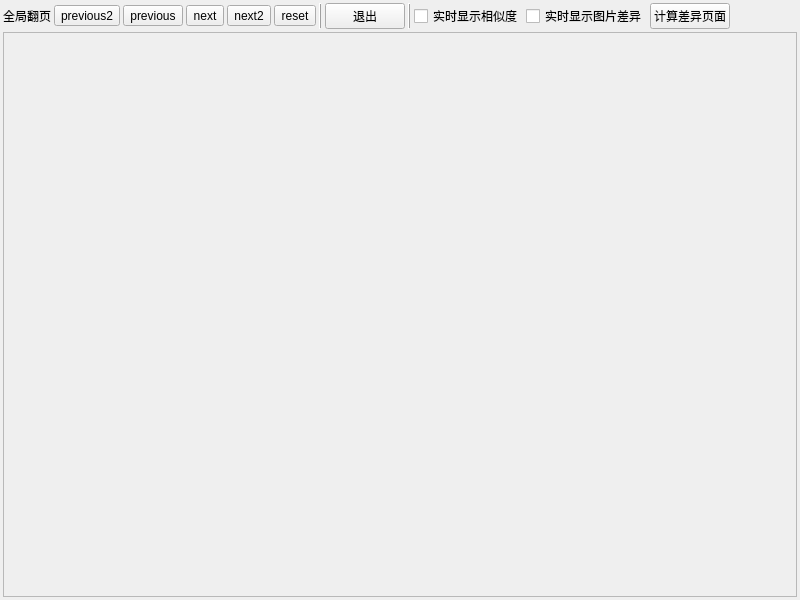
First picture: the form in components/widget_assembler_comics_preview/widget_similar_group_preview/res/similar_group_preview.ui, repository PPJUST/ComicDup, before the edit.
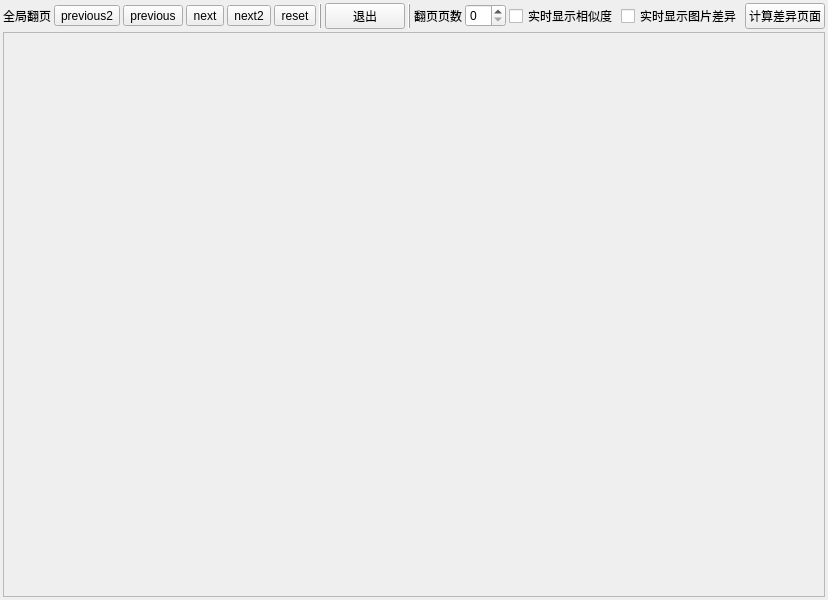
Second picture: the form after the edit.

Commit message: 新增：漫画预览页新增翻页页数

Patch:
```diff
--- a/components/widget_assembler_comics_preview/widget_similar_group_preview/res/similar_group_preview.ui
+++ b/components/widget_assembler_comics_preview/widget_similar_group_preview/res/similar_group_preview.ui
@@ -118,6 +118,16 @@
        </property>
       </widget>
      </item>
+     <item>
+      <widget class="QLabel" name="label_2">
+       <property name="text">
+        <string>翻页页数</string>
+       </property>
+      </widget>
+     </item>
+     <item>
+      <widget class="QSpinBox" name="spinBox_turn_pages"/>
+     </item>
      <item>
       <widget class="QCheckBox" name="checkBox_auto_calc_similar">
        <property name="toolTip">
```
The commit also changes 4 other files.
